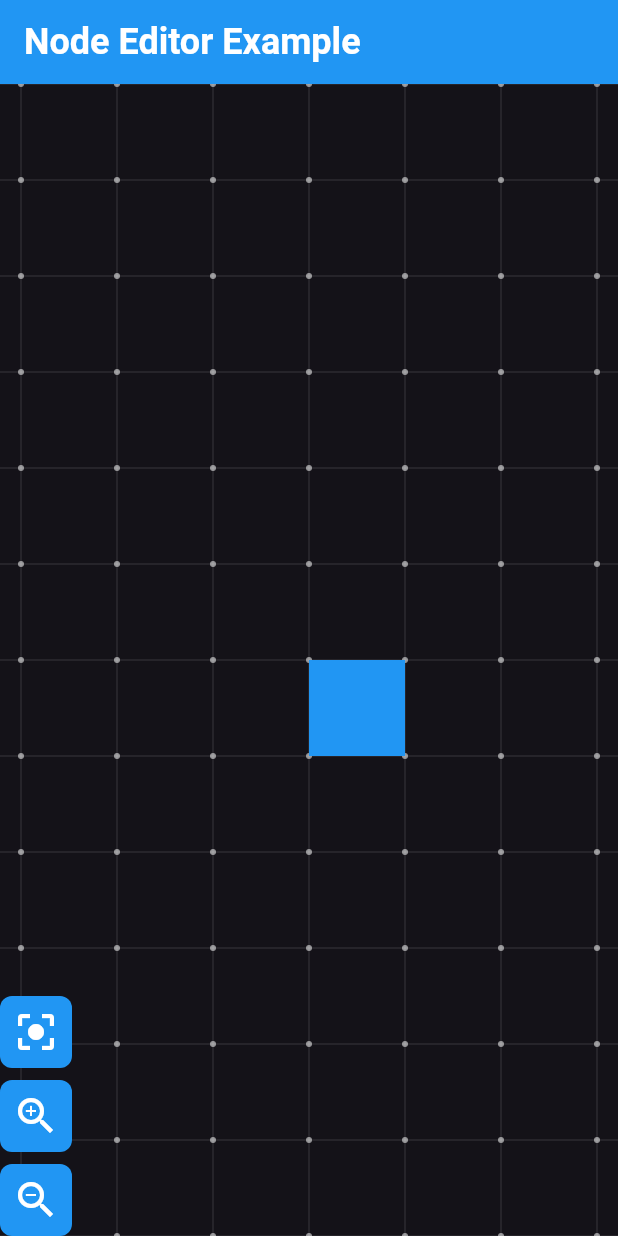
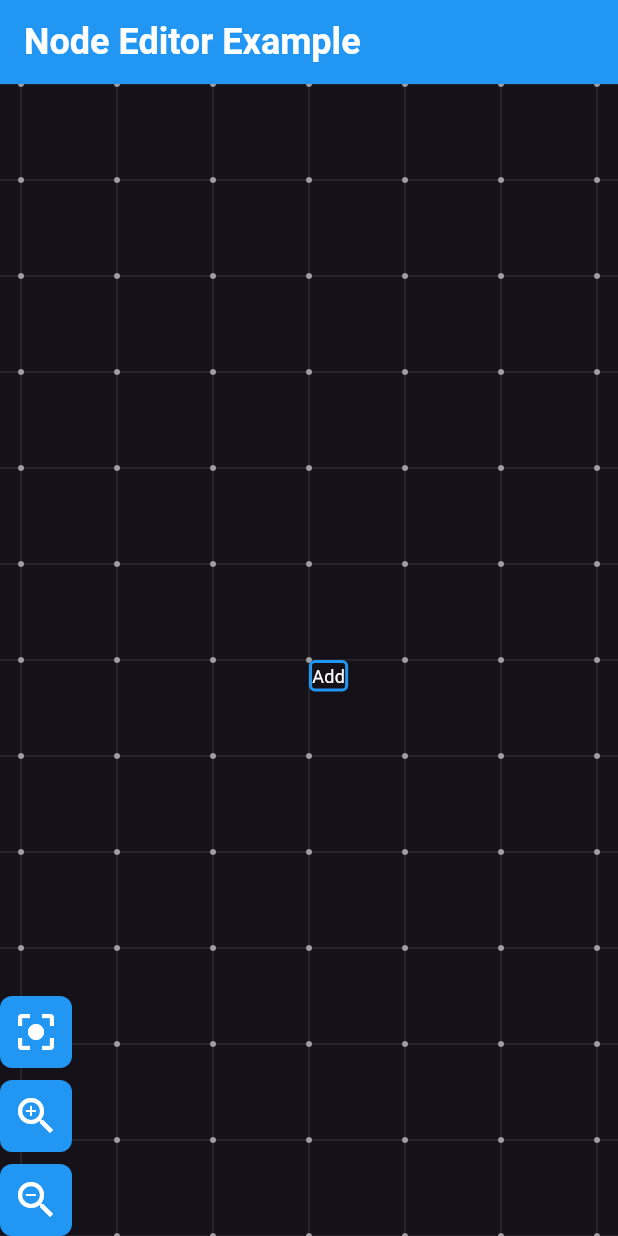
Before and after one commit to wolfie82/fl_nodes, a Flutter app: the screen it shows after launch, on a phone screen of 412 x 824 dp. Run offline on Flutter 3.47's test engine with Material 3 defaults, Android fonts, the phone set to English and light mode, and no system bars; our stand-ins replace gap; missing offline and left inert: dart:html.

Commit message:
Refactor NodeConytoller to distinguish between Node and NodePrototype

```diff
--- a/example/lib/main.dart
+++ b/example/lib/main.dart
@@ -1,7 +1,6 @@
 import 'package:flutter/material.dart';
 
 import 'package:gap/gap.dart';
-import 'package:uuid/uuid.dart';
 
 import 'package:fl_nodes/fl_nodes.dart';
 
@@ -37,9 +36,9 @@ class NodeEditorExampleScreenState extends State<NodeEditorExampleScreen> {
   void initState() {
     super.initState();
 
-    _nodeEditorController.registerNodeType('add', () {
-      return Node(
-        id: const Uuid().v4(),
+    _nodeEditorController.registerNodePrototype(
+      'add',
+      () => NodePrototype(
         name: 'Add',
         inputs: [
           Port(id: 'a', name: 'A', data: 0, color: Colors.red),
@@ -48,15 +47,18 @@ class NodeEditorExampleScreenState extends State<NodeEditorExampleScreen> {
         outputs: [
           Port(id: 'result', name: 'Result', data: 0, color: Colors.blue),
         ],
+        fields: [
+          Field(id: 'a', name: 'A', data: 0, color: Colors.red),
+          Field(id: 'b', name: 'B', data: 0, color: Colors.green),
+        ],
         onExecute: (inputIds) {
           final a = int.parse(inputIds[0]);
           final b = int.parse(inputIds[1]);
           return [(a + b).toString()];
         },
         color: Colors.blue,
-        offset: const Offset(0, 0),
-      );
-    });
+      ),
+    );
 
     _nodeEditorController.addNode('add');
   }
--- a/lib/src/core/models/node.dart
+++ b/lib/src/core/models/node.dart
@@ -28,22 +28,32 @@ class Field {
   });
 }
 
-class Node {
-  final String id;
+class NodePrototype {
   final String name;
   final List<Port> inputs;
   final List<Port> outputs;
+  final List<Field> fields;
   final List<String> Function(List<String> inputIds) onExecute;
-  Color color;
-  Offset offset;
+  final Color color;
 
-  Node({
-    required this.id,
+  NodePrototype({
     required this.name,
     required this.inputs,
     required this.outputs,
     required this.onExecute,
+    required this.fields,
     required this.color,
+  });
+}
+
+class Node {
+  final NodePrototype prototype;
+  final String id;
+  Offset offset;
+
+  Node({
+    required this.prototype,
+    required this.id,
     required this.offset,
   });
 }
--- a/lib/src/widgets/node_view.dart
+++ b/lib/src/widgets/node_view.dart
@@ -26,14 +26,25 @@ class NodeViewWidget extends MultiChildRenderObjectWidget {
           children: nodes
               .map(
                 (node) => Container(
-                  width: 64,
-                  height: 64,
                   decoration: BoxDecoration(
-                    color: node.color,
+                    borderRadius: BorderRadius.circular(4),
                     border: Border.all(
-                      color: node.color.withOpacity(0.5),
+                      color: node.prototype.color,
                       width: 2,
                     ),
+                  ),
+                  child: Column(
+                    mainAxisAlignment: MainAxisAlignment.center,
+                    mainAxisSize: MainAxisSize.min,
+                    children: [
+                      Text(
+                        node.prototype.name,
+                        style: const TextStyle(
+                          color: Colors.white,
+                          fontSize: 12,
+                        ),
+                      ),
+                    ],
                   ),
                 ),
               )
```
Also changed, not shown: lib/src/core/controllers/node_editor.dart (+16 -9 lines).
